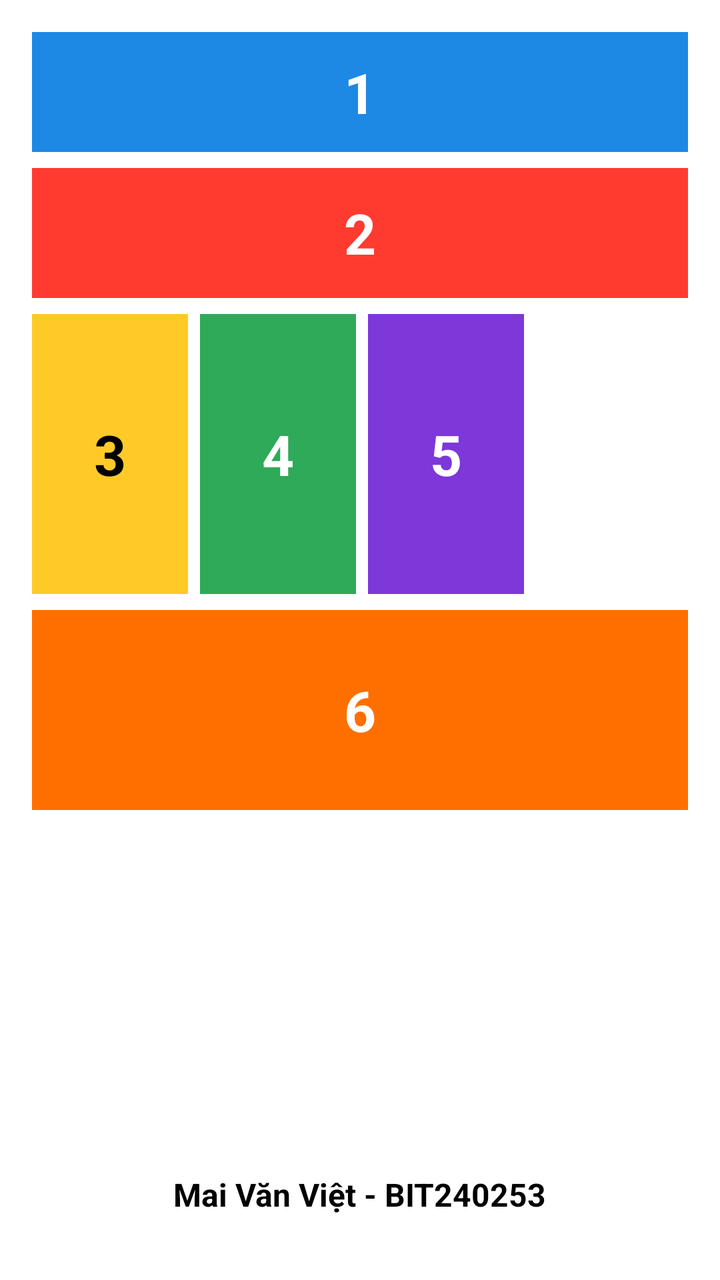
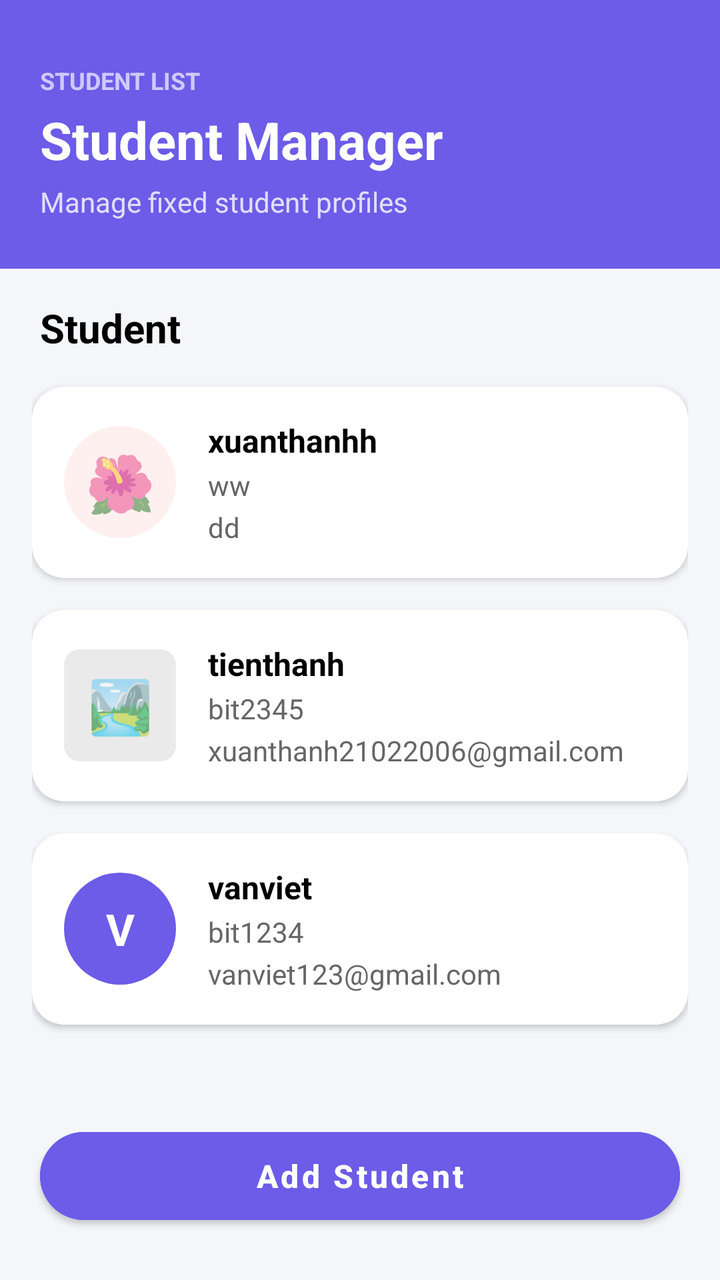

Two renders of the same Android screen: before a commit and after it. Below are the layout's source before the change and the commit's diff.
<!-- AndroidManifest.xml: application theme Theme.MyApplication -->
<!-- res/layout/activity_main.xml -->
<?xml version="1.0" encoding="utf-8"?>
<androidx.constraintlayout.widget.ConstraintLayout xmlns:android="http://schemas.android.com/apk/res/android"
    xmlns:app="http://schemas.android.com/apk/res-auto"
    xmlns:tools="http://schemas.android.com/tools"
    android:layout_width="match_parent"
    android:layout_height="match_parent"
    android:background="#FFFFFF"
    android:padding="16dp"
    tools:context=".MainActivity">

    
    <androidx.constraintlayout.widget.Guideline
        android:id="@+id/guideline75"
        android:layout_width="wrap_content"
        android:layout_height="wrap_content"
        android:orientation="vertical"
        app:layout_constraintGuide_percent="0.75" />

    
    <TextView
        android:id="@+id/box1"
        android:layout_width="0dp"
        android:layout_height="60dp"
        android:background="#1E88E5"
        android:gravity="center"
        android:text="1"
        android:textColor="#FFFFFF"
        android:textSize="28sp"
        android:textStyle="bold"
        app:layout_constraintEnd_toEndOf="parent"
        app:layout_constraintStart_toStartOf="parent"
        app:layout_constraintTop_toTopOf="parent" />

    
    <TextView
        android:id="@+id/box2"
        android:layout_width="0dp"
        android:layout_height="65dp"
        android:layout_marginTop="8dp"
        android:background="#FF3B30"
        android:gravity="center"
        android:text="2"
        android:textColor="#FFFFFF"
        android:textSize="28sp"
        android:textStyle="bold"
        app:layout_constraintEnd_toEndOf="parent"
        app:layout_constraintStart_toStartOf="parent"
        app:layout_constraintTop_toBottomOf="@+id/box1" />

    
    <TextView
        android:id="@+id/box3"
        android:layout_width="0dp"
        android:layout_height="140dp"
        android:layout_marginTop="8dp"
        android:layout_marginEnd="6dp"
        android:background="#FFCA28"
        android:gravity="center"
        android:text="3"
        android:textColor="#000000"
        android:textSize="28sp"
        android:textStyle="bold"
        app:layout_constraintEnd_toStartOf="@+id/box4"
        app:layout_constraintHorizontal_chainStyle="spread"
        app:layout_constraintHorizontal_weight="1"
        app:layout_constraintStart_toStartOf="parent"
        app:layout_constraintTop_toBottomOf="@+id/box2" />

    
    <TextView
        android:id="@+id/box4"
        android:layout_width="0dp"
        android:layout_height="140dp"
        android:layout_marginTop="8dp"
        android:layout_marginEnd="6dp"
        android:background="#2EAA58"
        android:gravity="center"
        android:text="4"
        android:textColor="#FFFFFF"
        android:textSize="28sp"
        android:textStyle="bold"
        app:layout_constraintEnd_toStartOf="@+id/box5"
        app:layout_constraintHorizontal_weight="1"
        app:layout_constraintStart_toEndOf="@+id/box3"
        app:layout_constraintTop_toBottomOf="@+id/box2" />

    
    <TextView
        android:id="@+id/box5"
        android:layout_width="0dp"
        android:layout_height="140dp"
        android:layout_marginTop="8dp"
        android:background="#7E37D8"
        android:gravity="center"
        android:text="5"
        android:textColor="#FFFFFF"
        android:textSize="28sp"
        android:textStyle="bold"
        app:layout_constraintEnd_toEndOf="@+id/guideline75"
        app:layout_constraintHorizontal_weight="1"
        app:layout_constraintStart_toEndOf="@+id/box4"
        app:layout_constraintTop_toBottomOf="@+id/box2" />

    
    <TextView
        android:id="@+id/box6"
        android:layout_width="0dp"
        android:layout_height="100dp"
        android:layout_marginTop="8dp"
        android:background="#FF6F00"
        android:gravity="center"
        android:text="6"
        android:textColor="#FFFFFF"
        android:textSize="28sp"
        android:textStyle="bold"
        app:layout_constraintEnd_toEndOf="parent"
        app:layout_constraintStart_toStartOf="parent"
        app:layout_constraintTop_toBottomOf="@+id/box3" />

    
    <TextView
        android:id="@+id/tvStudentInfo"
        android:layout_width="wrap_content"
        android:layout_height="wrap_content"
        android:layout_marginBottom="16dp"
        android:text="Mai Văn Việt - BIT240253"
        android:textColor="#000000"
        android:textSize="16sp"
        android:textStyle="bold"
        app:layout_constraintBottom_toBottomOf="parent"
        app:layout_constraintEnd_toEndOf="parent"
        app:layout_constraintStart_toStartOf="parent" />

</androidx.constraintlayout.widget.ConstraintLayout>
<!-- resources referenced by this layout -->
<resources>
  <style name="Theme.MyApplication" parent="Theme.MaterialComponents.DayNight.NoActionBar">
          
          <item name="colorPrimary">@color/purple_500</item>
          <item name="colorPrimaryVariant">@color/purple_700</item>
          <item name="colorOnPrimary">@color/white</item>
          
          <item name="colorSecondary">@color/teal_200</item>
          <item name="colorSecondaryVariant">@color/teal_700</item>
          <item name="colorOnSecondary">@color/black</item>
          
          <item name="android:statusBarColor">?attr/colorPrimaryVariant</item>
          
      </style>
  <color name="purple_500">#FF6200EE</color>
  <color name="purple_700">#FF3700B3</color>
  <color name="white">#FFFFFFFF</color>
  <color name="teal_200">#FF03DAC5</color>
  <color name="teal_700">#FF018786</color>
  <color name="black">#FF000000</color>
</resources>

<!-- the commit's change to res/layout/activity_main.xml (unified diff, before → after) -->
@@ -4,129 +4,279 @@
     xmlns:tools="http://schemas.android.com/tools"
     android:layout_width="match_parent"
     android:layout_height="match_parent"
-    android:background="#FFFFFF"
-    android:padding="16dp"
+    android:background="#F5F6FA"
     tools:context=".MainActivity">
 
     
-    <androidx.constraintlayout.widget.Guideline
-        android:id="@+id/guideline75"
+    <LinearLayout
+        android:id="@+id/headerLayout"
+        android:layout_width="0dp"
+        android:layout_height="wrap_content"
+        android:background="#6C5CE7"
+        android:orientation="vertical"
+        android:paddingHorizontal="20dp"
+        android:paddingTop="32dp"
+        android:paddingBottom="24dp"
+        app:layout_constraintEnd_toEndOf="parent"
+        app:layout_constraintStart_toStartOf="parent"
+        app:layout_constraintTop_toTopOf="parent">
+
+        <TextView
+            android:layout_width="wrap_content"
+            android:layout_height="wrap_content"
+            android:text="STUDENT LIST"
+            android:textColor="#D0C9FF"
+            android:textSize="12sp"
+            android:textStyle="bold" />
+
+        <TextView
+            android:layout_width="wrap_content"
+            android:layout_height="wrap_content"
+            android:layout_marginTop="4dp"
+            android:text="Student Manager"
+            android:textColor="#FFFFFF"
+            android:textSize="26sp"
+            android:textStyle="bold" />
+
+        <TextView
+            android:layout_width="wrap_content"
+            android:layout_height="wrap_content"
+            android:layout_marginTop="4dp"
+            android:text="Manage fixed student profiles"
+            android:textColor="#E2DDFF"
+            android:textSize="14sp" />
+
+    </LinearLayout>
+
+    
+    <TextView
+        android:id="@+id/tvStudentTitle"
         android:layout_width="wrap_content"
         android:layout_height="wrap_content"
-        android:orientation="vertical"
-        app:layout_constraintGuide_percent="0.75" />
-
-    
-    <TextView
-        android:id="@+id/box1"
+        android:layout_marginStart="20dp"
+        android:layout_marginTop="16dp"
+        android:text="Student"
+        android:textColor="#000000"
+        android:textSize="20sp"
+        android:textStyle="bold"
+        app:layout_constraintStart_toStartOf="parent"
+        app:layout_constraintTop_toBottomOf="@+id/headerLayout" />
+
+    
+    <ScrollView
         android:layout_width="0dp"
-        android:layout_height="60dp"
-        android:background="#1E88E5"
-        android:gravity="center"
-        android:text="1"
-        android:textColor="#FFFFFF"
-        android:textSize="28sp"
-        android:textStyle="bold"
+        android:layout_height="0dp"
+        android:layout_marginTop="8dp"
+        android:clipToPadding="false"
+        android:paddingBottom="16dp"
+        app:layout_constraintBottom_toTopOf="@+id/btnAddStudent"
         app:layout_constraintEnd_toEndOf="parent"
         app:layout_constraintStart_toStartOf="parent"
-        app:layout_constraintTop_toTopOf="parent" />
-
-    
-    <TextView
-        android:id="@+id/box2"
+        app:layout_constraintTop_toBottomOf="@+id/tvStudentTitle">
+
+        <LinearLayout
+            android:id="@+id/studentListContainer"
+            android:layout_width="match_parent"
+            android:layout_height="wrap_content"
+            android:orientation="vertical"
+            android:paddingHorizontal="16dp">
+
+            
+            <androidx.cardview.widget.CardView
+                android:layout_width="match_parent"
+                android:layout_height="wrap_content"
+                android:layout_marginTop="8dp"
+                android:layout_marginBottom="8dp"
+                app:cardBackgroundColor="#FFFFFF"
+                app:cardCornerRadius="16dp"
+                app:cardElevation="2dp">
+
+                <LinearLayout
+                    android:layout_width="match_parent"
+                    android:layout_height="wrap_content"
+                    android:gravity="center_vertical"
+                    android:orientation="horizontal"
+                    android:padding="16dp">
+
+                    <TextView
+                        android:layout_width="56dp"
+                        android:layout_height="56dp"
+                        android:background="@drawable/bg_flower_avatar"
+                        android:gravity="center"
+                        android:text="🌺"
+                        android:textSize="28sp" />
+
+                    <LinearLayout
+                        android:layout_width="match_parent"
+                        android:layout_height="wrap_content"
+                        android:layout_marginStart="16dp"
+                        android:orientation="vertical">
+
+                        <TextView
+                            android:layout_width="wrap_content"
+                            android:layout_height="wrap_content"
+                            android:text="xuanthanhh"
+                            android:textColor="#000000"
+                            android:textSize="16sp"
+                            android:textStyle="bold" />
+
+                        <TextView
+                            android:layout_width="wrap_content"
+                            android:layout_height="wrap_content"
+                            android:layout_marginTop="2dp"
+                            android:text="ww"
+                            android:textColor="#666666"
+                            android:textSize="14sp" />
+
+                        <TextView
+                            android:layout_width="wrap_content"
+                            android:layout_height="wrap_content"
+                            android:layout_marginTop="2dp"
+                            android:text="dd"
+                            android:textColor="#666666"
+                            android:textSize="14sp" />
+
+                    </LinearLayout>
+                </LinearLayout>
+            </androidx.cardview.widget.CardView>
+
+            
+            <androidx.cardview.widget.CardView
+                android:layout_width="match_parent"
+                android:layout_height="wrap_content"
+                android:layout_marginTop="8dp"
+                android:layout_marginBottom="8dp"
+                app:cardBackgroundColor="#FFFFFF"
+                app:cardCornerRadius="16dp"
+                app:cardElevation="2dp">
+
+                <LinearLayout
+                    android:layout_width="match_parent"
+                    android:layout_height="wrap_content"
+                    android:gravity="center_vertical"
+                    android:orientation="horizontal"
+                    android:padding="16dp">
+
+                    <TextView
+                        android:layout_width="56dp"
+                        android:layout_height="56dp"
+                        android:background="@drawable/bg_landscape_avatar"
+                        android:gravity="center"
+                        android:text="🏞️"
+                        android:textSize="26sp" />
+
+                    <LinearLayout
+                        android:layout_width="match_parent"
+                        android:layout_height="wrap_content"
+                        android:layout_marginStart="16dp"
+                        android:orientation="vertical">
+
+                        <TextView
+                            android:layout_width="wrap_content"
+                            android:layout_height="wrap_content"
+                            android:text="tienthanh"
+                            android:textColor="#000000"
+                            android:textSize="16sp"
+                            android:textStyle="bold" />
+
+                        <TextView
+                            android:layout_width="wrap_content"
+                            android:layout_height="wrap_content"
+                            android:layout_marginTop="2dp"
+                            android:text="bit2345"
+                            android:textColor="#666666"
+                            android:textSize="14sp" />
+
+                        <TextView
+                            android:layout_width="wrap_content"
+                            android:layout_height="wrap_content"
+                            android:layout_marginTop="2dp"
+                            android:text="xuanthanh21022006@gmail.com"
+                            android:textColor="#666666"
+                            android:textSize="14sp" />
+
+                    </LinearLayout>
+                </LinearLayout>
+            </androidx.cardview.widget.CardView>
+
+            
+            <androidx.cardview.widget.CardView
+                android:layout_width="match_parent"
+                android:layout_height="wrap_content"
+                android:layout_marginTop="8dp"
+                android:layout_marginBottom="8dp"
+                app:cardBackgroundColor="#FFFFFF"
+                app:cardCornerRadius="16dp"
+                app:cardElevation="2dp">
+
+                <LinearLayout
+                    android:layout_width="match_parent"
+                    android:layout_height="wrap_content"
+                    android:gravity="center_vertical"
+                    android:orientation="horizontal"
+                    android:padding="16dp">
+
+                    <TextView
+                        android:layout_width="56dp"
+                        android:layout_height="56dp"
+                        android:background="@drawable/bg_purple_avatar"
+                        android:gravity="center"
+                        android:text="V"
+                        android:textColor="#FFFFFF"
+                        android:textSize="22sp"
+                        android:textStyle="bold" />
+
+                    <LinearLayout
+                        android:layout_width="match_parent"
+                        android:layout_height="wrap_content"
+                        android:layout_marginStart="16dp"
+                        android:orientation="vertical">
+
+                        <TextView
+                            android:layout_width="wrap_content"
+                            android:layout_height="wrap_content"
+                            android:text="vanviet"
+                            android:textColor="#000000"
+                            android:textSize="16sp"
+                            android:textStyle="bold" />
+
+                        <TextView
+                            android:layout_width="wrap_content"
+                            android:layout_height="wrap_content"
+                            android:layout_marginTop="2dp"
+                            android:text="bit1234"
+                            android:textColor="#666666"
+                            android:textSize="14sp" />
+
+                        <TextView
+                            android:layout_width="wrap_content"
+                            android:layout_height="wrap_content"
+                            android:layout_marginTop="2dp"
+                            android:text="vanviet123@gmail.com"
+                            android:textColor="#666666"
+                            android:textSize="14sp" />
+
+                    </LinearLayout>
+                </LinearLayout>
+            </androidx.cardview.widget.CardView>
+
+        </LinearLayout>
+    </ScrollView>
+
+    
+    <com.google.android.material.button.MaterialButton
+        android:id="@+id/btnAddStudent"
         android:layout_width="0dp"
-        android:layout_height="65dp"
-        android:layout_marginTop="8dp"
-        android:background="#FF3B30"
-        android:gravity="center"
-        android:text="2"
+        android:layout_height="56dp"
+        android:layout_marginHorizontal="20dp"
+        android:layout_marginBottom="24dp"
+        android:backgroundTint="#6C5CE7"
+        android:text="Add Student"
+        android:textAllCaps="false"
         android:textColor="#FFFFFF"
-        android:textSize="28sp"
-        android:textStyle="bold"
-        app:layout_constraintEnd_toEndOf="parent"
-        app:layout_constraintStart_toStartOf="parent"
-        app:layout_constraintTop_toBottomOf="@+id/box1" />
-
-    
-    <TextView
-        android:id="@+id/box3"
-        android:layout_width="0dp"
-        android:layout_height="140dp"
-        android:layout_marginTop="8dp"
-        android:layout_marginEnd="6dp"
-        android:background="#FFCA28"
-        android:gravity="center"
-        android:text="3"
-        android:textColor="#000000"
-        android:textSize="28sp"
-        android:textStyle="bold"
-        app:layout_constraintEnd_toStartOf="@+id/box4"
-        app:layout_constraintHorizontal_chainStyle="spread"
-        app:layout_constraintHorizontal_weight="1"
-        app:layout_constraintStart_toStartOf="parent"
-        app:layout_constraintTop_toBottomOf="@+id/box2" />
-
-    
-    <TextView
-        android:id="@+id/box4"
-        android:layout_width="0dp"
-        android:layout_height="140dp"
-        android:layout_marginTop="8dp"
-        android:layout_marginEnd="6dp"
-        android:background="#2EAA58"
-        android:gravity="center"
-        android:text="4"
-        android:textColor="#FFFFFF"
-        android:textSize="28sp"
-        android:textStyle="bold"
-        app:layout_constraintEnd_toStartOf="@+id/box5"
-        app:layout_constraintHorizontal_weight="1"
-        app:layout_constraintStart_toEndOf="@+id/box3"
-        app:layout_constraintTop_toBottomOf="@+id/box2" />
-
-    
-    <TextView
-        android:id="@+id/box5"
-        android:layout_width="0dp"
-        android:layout_height="140dp"
-        android:layout_marginTop="8dp"
-        android:background="#7E37D8"
-        android:gravity="center"
-        android:text="5"
-        android:textColor="#FFFFFF"
-        android:textSize="28sp"
-        android:textStyle="bold"
-        app:layout_constraintEnd_toEndOf="@+id/guideline75"
-        app:layout_constraintHorizontal_weight="1"
-        app:layout_constraintStart_toEndOf="@+id/box4"
-        app:layout_constraintTop_toBottomOf="@+id/box2" />
-
-    
-    <TextView
-        android:id="@+id/box6"
-        android:layout_width="0dp"
-        android:layout_height="100dp"
-        android:layout_marginTop="8dp"
-        android:background="#FF6F00"
-        android:gravity="center"
-        android:text="6"
-        android:textColor="#FFFFFF"
-        android:textSize="28sp"
-        android:textStyle="bold"
-        app:layout_constraintEnd_toEndOf="parent"
-        app:layout_constraintStart_toStartOf="parent"
-        app:layout_constraintTop_toBottomOf="@+id/box3" />
-
-    
-    <TextView
-        android:id="@+id/tvStudentInfo"
-        android:layout_width="wrap_content"
-        android:layout_height="wrap_content"
-        android:layout_marginBottom="16dp"
-        android:text="Mai Văn Việt - BIT240253"
-        android:textColor="#000000"
         android:textSize="16sp"
         android:textStyle="bold"
+        app:cornerRadius="28dp"
         app:layout_constraintBottom_toBottomOf="parent"
         app:layout_constraintEnd_toEndOf="parent"
         app:layout_constraintStart_toStartOf="parent" />
<!-- resource entries referenced after the edit -->
@@ -1,23 +1,36 @@
 <!-- resources referenced by this layout -->
 <resources>
-  <style name="Theme.MyApplication" parent="Theme.MaterialComponents.DayNight.NoActionBar">
+  <!-- drawable bg_flower_avatar (drawable) -->
+  <?xml version="1.0" encoding="utf-8"?>
+  <shape xmlns:android="http://schemas.android.com/apk/res/android"
+      android:shape="oval">
+      <solid android:color="#FFF0F0" />
+  </shape>
+  <!-- drawable bg_landscape_avatar (drawable) -->
+  <?xml version="1.0" encoding="utf-8"?>
+  <shape xmlns:android="http://schemas.android.com/apk/res/android"
+      android:shape="rectangle">
+      <corners android:radius="8dp" />
+      <solid android:color="#EAEAEA" />
+  </shape>
+  <!-- drawable bg_purple_avatar (drawable) -->
+  <?xml version="1.0" encoding="utf-8"?>
+  <shape xmlns:android="http://schemas.android.com/apk/res/android"
+      android:shape="oval">
+      <solid android:color="#6C5CE7" />
+  </shape>
+  <style name="Theme.MyApplication" parent="Theme.MaterialComponents.Light.NoActionBar">
           
-          <item name="colorPrimary">@color/purple_500</item>
-          <item name="colorPrimaryVariant">@color/purple_700</item>
+          <item name="colorPrimary">#6C5CE7</item>
+          <item name="colorPrimaryVariant">#6C5CE7</item>
           <item name="colorOnPrimary">@color/white</item>
           
-          <item name="colorSecondary">@color/teal_200</item>
-          <item name="colorSecondaryVariant">@color/teal_700</item>
-          <item name="colorOnSecondary">@color/black</item>
+          <item name="colorSecondary">#6C5CE7</item>
+          <item name="colorOnSecondary">@color/white</item>
           
-          <item name="android:statusBarColor">?attr/colorPrimaryVariant</item>
-          
+          <item name="android:statusBarColor">#6C5CE7</item>
+          <item name="android:windowBackground">#F5F6FA</item>
       </style>
-  <color name="purple_500">#FF6200EE</color>
-  <color name="purple_700">#FF3700B3</color>
   <color name="white">#FFFFFFFF</color>
-  <color name="teal_200">#FF03DAC5</color>
-  <color name="teal_700">#FF018786</color>
-  <color name="black">#FF000000</color>
 </resources>
 
